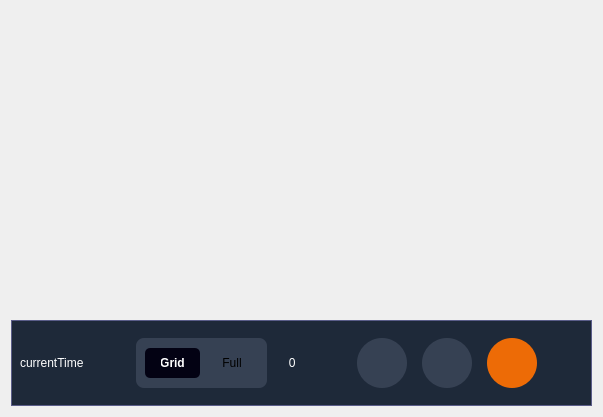
The window that meeting.ui (JustTALK-veda/Client_QT) describes before a commit, drawn with Qt 5.
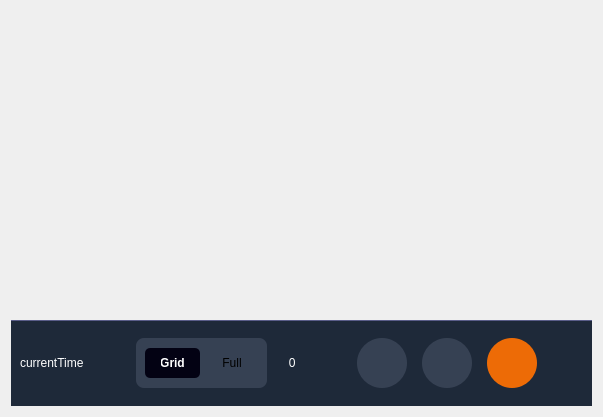
The same window after the commit. Icons and pictures are not drawn.

```diff
--- a/meeting.ui
+++ b/meeting.ui
@@ -20,7 +20,7 @@
    <item>
     <widget class="QWidget" name="footbar" native="true">
      <property name="styleSheet">
-      <string notr="true">background-color: #1E2939; border: 1px solid #5A5D89;</string>
+      <string notr="true">background-color: #1E2939; border-top: 1px solid #5A5D89;</string>
      </property>
      <layout class="QHBoxLayout" name="horizontalLayout_2">
       <item>
```
